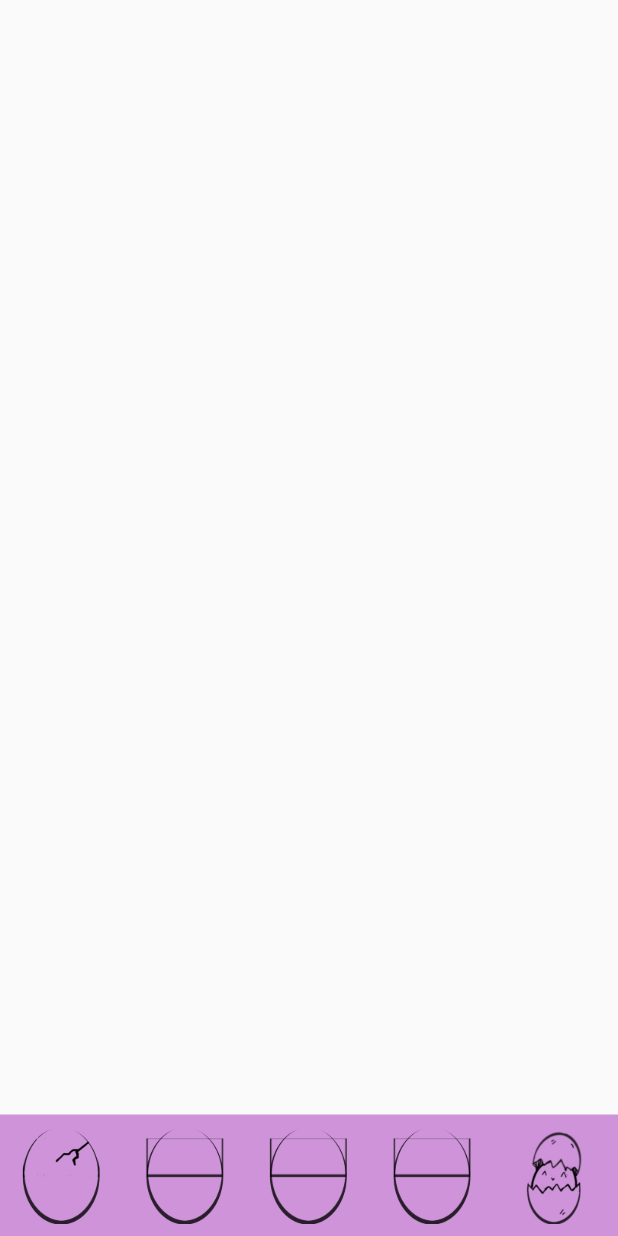
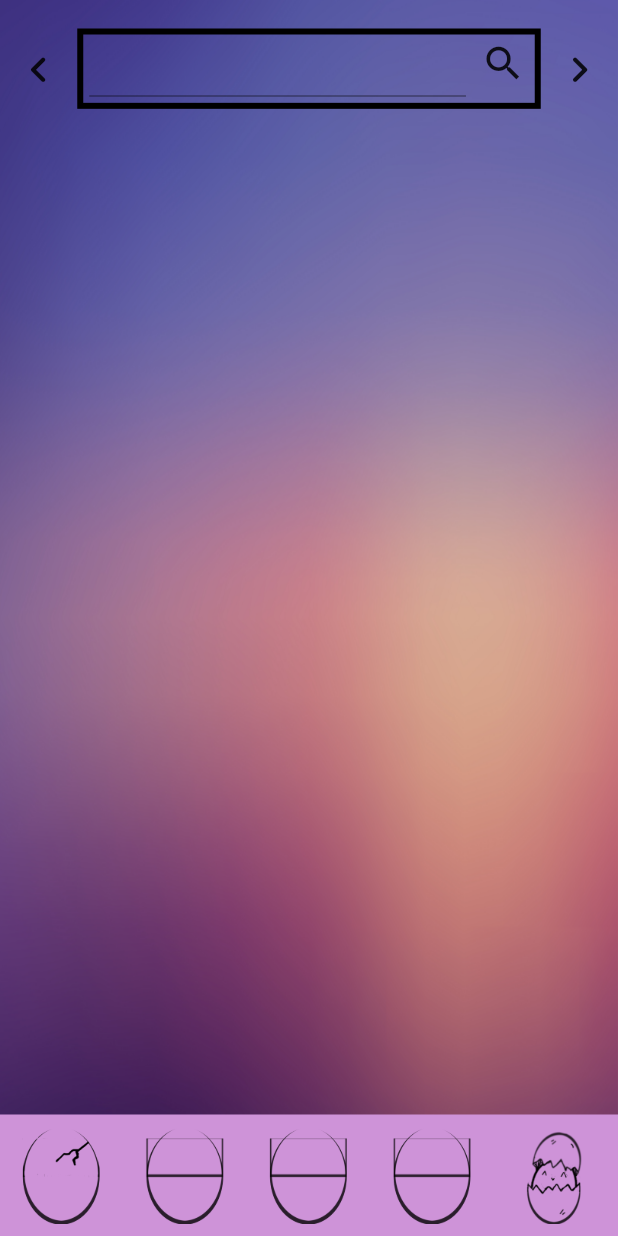
Before and after one commit to Mk-XIII/GIB-EG, a Flutter app: the screen it shows after launch, swiped to page 2, on a phone screen of 412 x 824 dp. Run offline on Flutter 3.47's test engine with Material 2 defaults, Android fonts, the phone set to English and light mode, and no system bars; missing offline and left inert: image_pixels.

Commit message:
implemented inventory

```diff
--- a/lib/models/player.dart
+++ b/lib/models/player.dart
@@ -1,5 +1,10 @@
 class Player{
   int _money = 0;
+  Map<String, int> _items;//change to right types after item class implementation
+
+  Player() {
+    _items = Map();
+  }
 
   void addMoney(int amount){
     this._money += amount;
@@ -10,4 +15,13 @@ class Player{
   int getMoney(){
     return _money;
   }
+
+  void addItem(String key) {
+    _items.putIfAbsent(key, () => 0);
+    _items.update(key, (value) => value + 1);
+  }
+
+  Map<String, int> getItems() {
+    return _items;
+  }
 }
--- a/lib/pages/inventory.dart
+++ b/lib/pages/inventory.dart
@@ -1,16 +1,152 @@
+import 'package:GIB_EG/models/player.dart';
 import 'package:flutter/material.dart';
 import 'package:flutter/services.dart';
-//TODO: implement
 
 class Inventory extends StatefulWidget {
+  //number of filtarable object items, eggs, boosters etc.
+  final sections = 1;
+  final Player player;
+
+  const Inventory(
+      {@required this.player});
+
   @override
   _InventoryState createState() => _InventoryState();
 }
 
 class _InventoryState extends State<Inventory> {
+  final textController = TextEditingController();
+  int _currentIndex = 0;
+
+  @override
+  void dispose() {
+    textController.dispose();
+    super.dispose();
+  }
+
   @override
   Widget build(BuildContext context) {
     SystemChrome.setEnabledSystemUIOverlays([]);
-    return Container();
+
+    return SingleChildScrollView(
+      physics: NeverScrollableScrollPhysics(),
+      child: Container(
+        height: MediaQuery.of(context).size.height,
+        decoration: BoxDecoration(
+          image: DecorationImage(
+            image: AssetImage("assets/sprites/background.jpg"),
+            fit: BoxFit.fill,
+          ),
+        ),
+        child: Column(
+          children: [
+            Expanded(
+              flex: 1,
+              child: Row(
+                children: [
+                  Expanded(
+                    flex: 1,
+                    child: IconButton(
+                        constraints: BoxConstraints(maxHeight: 50, maxWidth: 50),
+                        splashRadius: 15,
+                        icon: Icon(Icons.keyboard_arrow_left_rounded),
+                        iconSize: 35.0,
+                        onPressed: () {
+                          _currentIndex = (_currentIndex - 1) % widget.sections;
+                          setState(() {});
+                        },
+                      ),
+                  ),
+                  Expanded(
+                    flex: 6,
+                    child: Padding(
+                      padding: const EdgeInsets.symmetric(horizontal: 0.0, vertical: 19.0),
+                      child: SizedBox.expand(
+                        child: DecoratedBox(
+                          decoration: BoxDecoration(
+                            border: Border.all(color: Colors.black, width: 4,),
+                          ),
+                          child: Padding(
+                            padding: const EdgeInsets.symmetric(horizontal: 8.0, vertical: 8.0),
+                            child: Row(
+                              children: [
+                                Expanded(
+                                  flex: 6,
+                                  child: TextField(
+                                    controller: textController,
+                                  ),
+                                ),
+                                Expanded(
+                                  flex: 1,
+                                   child: IconButton(
+                                    padding: EdgeInsets.fromLTRB(8.0, 0.0, 0.0, 16.0),
+                                    //highlightColor: Colors.transparent,
+                                    //splashColor: Colors.transparent,
+                                    icon: Icon(Icons.search),
+                                    iconSize: 30.0,
+                                    onPressed: () {
+                                      setState(() {});
+                                    },
+                                  ),
+                                ),
+                              ],),
+                          ),
+                        ),
+                      ),
+                    ),
+                  ),
+                  Expanded(
+                    flex: 1,
+                    child :IconButton(
+                        constraints: BoxConstraints(maxHeight: 50, maxWidth: 50),
+                        splashRadius: 15,
+                        icon: Icon(Icons.keyboard_arrow_right_rounded),
+                        iconSize: 35.0,
+                        onPressed: () {
+                          _currentIndex = (_currentIndex + 1) % widget.sections;
+                          setState(() {});
+                        },
+                      ),
+                    ),
+                ],),
+            ),
+            Expanded(
+              flex: 7,
+              child:Padding(
+                padding: const EdgeInsets.all(8.0),
+                child: GridView.count(
+                  crossAxisCount: 3,
+                  mainAxisSpacing: 8,
+                  crossAxisSpacing: 8,
+                  // Generate 100 widgets that display their index in the List.
+                  children: generateObjects(widget.player.getItems()),
+                  ),
+                ),
+              ),
+            Expanded(
+              flex: 1,
+              child: SizedBox(width: double.infinity, height: 8.0),
+            ),
+          ],),
+      ),
+    );
+  }
+  //change later into generator function
+  List<Container> generateObjects(Map<String, int> items) {
+    List<Container> widgets = [];
+
+    items.forEach((k, v) {
+      widgets.add(Container(
+        color: Color(int.parse(k)),
+        child: Text(
+          v.toString(),
+          style: TextStyle(
+              fontSize: 50,
+              foreground: Paint()..color = Colors.yellow,
+            ),),
+      ));
+    });
+
+    return widgets;
   }
 }
--- a/lib/pages/tappableEgg.dart
+++ b/lib/pages/tappableEgg.dart
@@ -96,6 +96,7 @@ class _TappableEggState extends State<TappableEgg> {
                       flex: 4,
                       child: InteractiveEggButton(
                         egg: _eggs[_currentIndex],
+                        player: widget.player,
                         onPressed: () {
                           widget.player
                               .addMoney(_eggs[_currentIndex].dropCurrency());
@@ -123,8 +124,6 @@ class _TappableEggState extends State<TappableEgg> {
             ],
           ),
         ),
-        //TODO: create background images for each egg type
-        //backgroundColor: Colors.cyan[400],
         backgroundColor: Colors.transparent,
       ),
     );
--- a/lib/screens/homeScreen.dart
+++ b/lib/screens/homeScreen.dart
@@ -13,7 +13,6 @@ class HomeScreen extends StatefulWidget {
 class _HomeScreenState extends State<HomeScreen> {
   var _controller = PageController(initialPage: 0);
   Map data = {};
-  Player player = Player();
 
   @override
   Widget build(BuildContext context) {
@@ -29,9 +28,11 @@ class _HomeScreenState extends State<HomeScreen> {
           TappableEgg(
             currencyImage: data['currencyImage'],
             numbers: data['numbers'],
-            player: player,
+            player: data['player'],
           ),
-          Inventory(),
+          Inventory(
+            player: data['player'],
+          ),
           Profile(), //placeholder
           Profile(),
         ],
--- a/lib/screens/loadingScreen.dart
+++ b/lib/screens/loadingScreen.dart
@@ -2,6 +2,7 @@ import 'dart:async';
 import 'dart:typed_data';
 import 'dart:ui' as UI;
 
+import 'package:GIB_EG/models/player.dart';
 import 'package:flutter/material.dart';
 import 'package:flutter/services.dart';
 
@@ -29,6 +30,7 @@ class _LoadingState extends State<Loading> {
     Navigator.pushReplacementNamed(context, route, arguments: {
       'currencyImage': currencyImage,
       'numbers' : numbers,
+      'player' : Player(),
     });
   }
 
--- a/lib/utilities/interactiveEggButton.dart
+++ b/lib/utilities/interactiveEggButton.dart
@@ -10,13 +10,14 @@ class InteractiveEggButton extends StatefulWidget {
   final void Function() onPressed;
   final UI.Image currencyImage;
   final List<UI.Image> numbers;
-  Player player;
+  final Player player;//change later
 
   InteractiveEggButton({
     @required this.egg,
     @required this.onPressed(),
     @required this.currencyImage,
-    @required this.numbers});
+    @required this.numbers,
+    @required this.player});
 
   @override
   _InteractiveEggButtonState createState() => _InteractiveEggButtonState();
@@ -44,6 +45,8 @@ class _InteractiveEggButtonState extends State<InteractiveEggButton> {
                   if (_onEgg(img, (context.size.height - widget.egg.height) / 2, (context.size.width - widget.egg.width) / 2, particlesOffset.dx.toInt(), particlesOffset.dy.toInt())) {
                     if(!widget.egg.sustainedClick()) {
                       Color colorado = widget.egg.dropItem();//change to item later on
+                      widget.player.addItem(colorado.value.toString());//change to item later on
+
                       widget.onPressed();
 
                       particles.add(Particles(
```
Also changed, not shown: assets/icons/inventory.png (added), assets/icons/shop.png (added).
